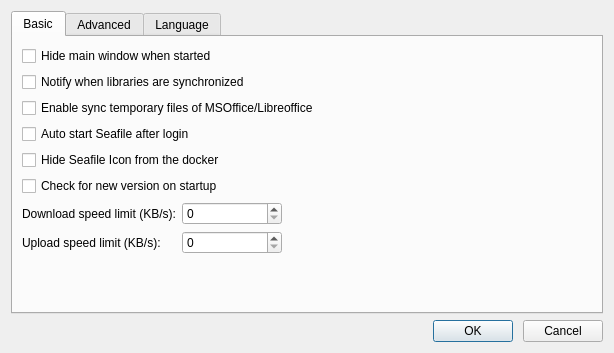
Before: the Qt Designer form ui/settings-dialog.ui in haiwen/seafile-client, drawn with Qt 5.
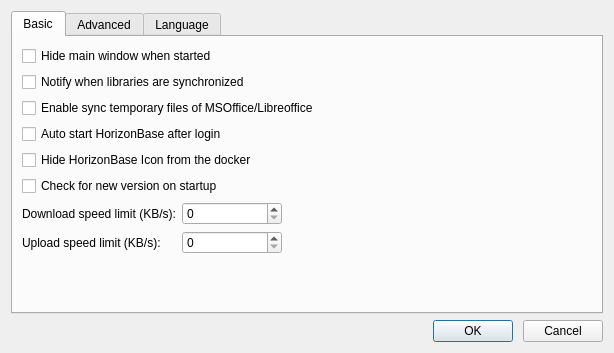
After: the same form once the commit is applied. The open tabs and pages were chosen to show the change.

Commit message: customization for HorizonBase

Diff of the .ui file:
```diff
--- a/ui/settings-dialog.ui
+++ b/ui/settings-dialog.ui
@@ -48,14 +48,14 @@
        <item>
         <widget class="QCheckBox" name="mAutoStartCheckBox">
          <property name="text">
-          <string>Auto start Seafile after login</string>
+          <string>Auto start HorizonBase after login</string>
          </property>
         </widget>
        </item>
        <item>
         <widget class="QCheckBox" name="mHideDockIconCheckBox">
          <property name="text">
-          <string>Hide Seafile Icon from the docker</string>
+          <string>Hide HorizonBase Icon from the docker</string>
          </property>
         </widget>
        </item>
```
Left out of the diff: 2 changed lines with no effect on the pictures. The commit also changes 19 other files.
